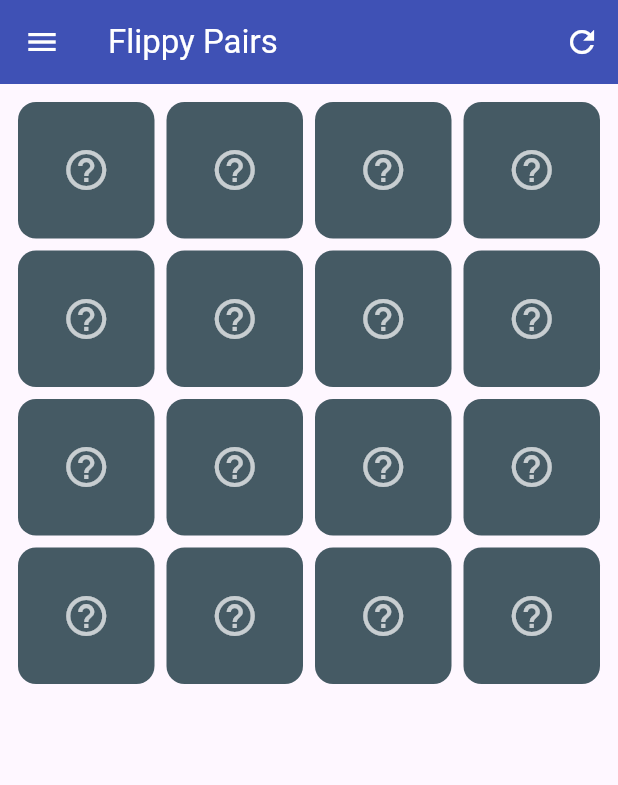
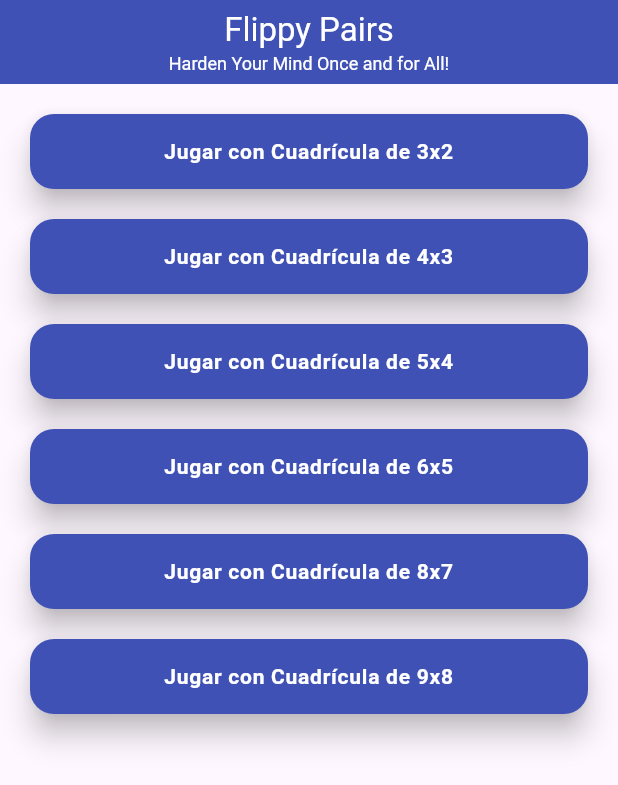
Before and after one commit to TangierDreams/flippy_pairs, a Flutter app: the screen it shows after launch, on a phone screen of 412 x 824 dp. Shown: the top 785 px of the screen. Run offline on Flutter 3.47's test engine with Material 3 defaults, Android fonts, the phone set to English and light mode, and no system bars; our stand-ins replace supabase_flutter; accounts and stored records are empty.

Commit message:
21/09/2025

```diff
--- /dev/null
+++ b/devtools_options.yaml
@@ -0,0 +1,3 @@
+description: This file stores settings for Dart & Flutter DevTools.
+documentation: https://docs.flutter.dev/tools/devtools/extensions#configure-extension-enablement-states
+extensions:
--- a/lib/PAGES/SETTINGS/pag_settings.dart
+++ b/lib/PAGES/SETTINGS/pag_settings.dart
@@ -1,5 +1,5 @@
 import 'package:flutter/material.dart';
-import 'package:flippy_pairs/SHARED/widgets/wid_toolbar.dart';
+import 'package:flippy_pairs/SHARED/WIDGETS/wid_toolbar.dart';
 
 class PagSettings extends StatelessWidget {
   const PagSettings({
--- a/lib/PAGES/_HOME/pag_home.dart
+++ b/lib/PAGES/_HOME/pag_home.dart
@@ -1,175 +1,92 @@
-import 'package:flippy_pairs/SHARED/data/dat_icons.dart';
-import 'package:flippy_pairs/SHARED/widgets/wid_card.dart';
+import 'package:flippy_pairs/UTILS/constants.dart';
 import 'package:flutter/material.dart';
-import 'package:flippy_pairs/SHARED/widgets/wid_drawer.dart';
-import 'package:flippy_pairs/SHARED/widgets/wid_toolbar.dart';
+import 'package:flippy_pairs/SHARED/WIDGETS/wid_toolbar.dart';
 
-class PagHome extends StatefulWidget {
-  const PagHome({super.key,});
-
-  @override
-  State<PagHome> createState() => _PagHomeState();
-
-}
-
-class _PagHomeState extends State<PagHome> {
-
-  static const int gridSize = 4;
-  final int pairCount = (gridSize * gridSize) ~/ 2;
-
-  late List<IconData> icons; // shuffled deck (length = gridSize * gridSize)
-  late List<bool> cardsUp; // temporary face-up states
-  late List<bool> matched; // permanently matched cards
-
-  int? firstFlippedIndex; // index of the first flipped card in the current attempt
-  bool allowFlip = true; // used to block input while waiting to flip back
-
-  @override
-  void initState() {
-    super.initState();
-    cardsUp = List.generate(gridSize * gridSize, (_) => false);
-    _startNewGame();
-  }
-
-  void _startNewGame() {
-    // getIcons(pairCount) should return pairCount*2 shuffled icons (e.g. 16 icons for 8 pairs)
-    icons = DatIcons.getIcons(pairCount);
-
-    // sanity check (only active in debug)
-    assert(
-      icons.length == gridSize * gridSize,
-      'DatIcons.getIcons($pairCount) must return ${gridSize * gridSize} icons.',
-    );
-
-    cardsUp = List.generate(gridSize * gridSize, (_) => false);
-    matched = List.generate(gridSize * gridSize, (_) => false);
-    firstFlippedIndex = null;
-    allowFlip = true;
-  }
-
-  void _onCardTap(int index) {
-    // basic guards
-    if (!allowFlip) return; // we're waiting (e.g. to flip back)
-    if (cardsUp[index] || matched[index]) return; // already open or matched
-
-    // flip the tapped card up
-    setState(() {
-      cardsUp[index] = true;
-    });
-
-    // if this is the first of the pair -> store it and wait for the second
-    if (firstFlippedIndex == null) {
-      firstFlippedIndex = index;
-      return;
-    }
-
-    // otherwise this is the second card -> check match
-    final int firstIndex = firstFlippedIndex!;
-    final int secondIndex = index;
-
-    // same icon? (IconData comparison is fine)
-    if (icons[firstIndex] == icons[secondIndex]) {
-      // it's a match: keep them open and mark as matched
-      setState(() {
-        matched[firstIndex] = true;
-        matched[secondIndex] = true;
-        firstFlippedIndex = null;
-      });
-      _checkForWin();
-    } else {
-      // not a match: block interactions, wait a bit so the player sees both, then flip back
-      allowFlip = false;
-      Future.delayed(const Duration(milliseconds: 800), () {
-        if (!mounted) return;
-        setState(() {
-          cardsUp[firstIndex] = false;
-          cardsUp[secondIndex] = false;
-          firstFlippedIndex = null;
-          allowFlip = true;
-        });
-      });
-    }
-  }
-
-  void _checkForWin() {
-    if (matched.every((m) => m)) {
-      // All matched — show a dialog and offer to play again
-      showDialog<void>(
-        context: context,
-        builder: (context) {
-          return AlertDialog(
-            title: const Text('You won! 🎉'),
-            content: const Text('Great job! Do you want to play again?'),
-            actions: [
-              TextButton(
-                onPressed: () {
-                  Navigator.of(context).pop();
-                },
-                child: const Text('Close'),
-              ),
-              TextButton(
-                onPressed: () {
-                  Navigator.of(context).pop();
-                  setState(() {
-                    _startNewGame();
-                  });
-                },
-                child: const Text('Play again'),
-              ),
-            ],
-          );
-        },
-      );
-    }
-
-
-  }
-
+class PagHome extends StatelessWidget {
+  const PagHome({super.key});
 
   @override
   Widget build(BuildContext context) {
     return Scaffold(
+      //Toolbar:
       appBar: WidToolbar(
-        showMenuButton: true,
+        showMenuButton: false,
         showBackButton: false,
         showCloseButton: false,
-        // optional: you already had a refresh in the sample; we keep it here:
-        extraActions: [
-          IconButton(
-            icon: const Icon(Icons.refresh),
-            onPressed: () {
-              setState(() {
-                _startNewGame();
-              });
-            },
-          ),
-        ],
+        subtitle: "Harden Your Mind Once and for All!",
       ),
-      drawer: WidDrawer(),
+
+      // Menú Lateral:
+
+      //drawer: MyDrawer(),
       body: Padding(
-        padding: const EdgeInsets.all(12.0),
-        child: GridView.builder(
-          gridDelegate: const SliverGridDelegateWithFixedCrossAxisCount(
-            crossAxisCount: gridSize,
-            crossAxisSpacing: 8,
-            mainAxisSpacing: 8,
-          ),
-          itemCount: gridSize * gridSize,
-          itemBuilder: (context, index) {
-            return WidCard(
-              isFaceUp: cardsUp[index] || matched[index],
-              frontIcon: icons[index],
-              onTap: () => _onCardTap(index),
-            );
-          },
+        padding: const EdgeInsets.all(20.0),
+        child: Column(
+          //mainAxisAlignment: MainAxisAlignment.center,
+          crossAxisAlignment: CrossAxisAlignment.stretch,
+          children: [
+            // Juego 6x5, 8x7, 9x8.:
+            GridButton(pTitle: "Jugar con Cuadrícula de 3x2", pRows: 3, pCols: 2),
+
+            const SizedBox(height: 20),
+
+            GridButton(pTitle: "Jugar con Cuadrícula de 4x3", pRows: 4, pCols: 3),
+
+            const SizedBox(height: 20),
+
+            GridButton(pTitle: "Jugar con Cuadrícula de 5x4", pRows: 5, pCols: 4),
+
+            const SizedBox(height: 20),
+
+            GridButton(pTitle: "Jugar con Cuadrícula de 6x5", pRows: 6, pCols: 5),
+
+            const SizedBox(height: 20),
+
+            GridButton(pTitle: "Jugar con Cuadrícula de 8x7", pRows: 8, pCols: 7),
+
+            const SizedBox(height: 20),
+
+            GridButton(pTitle: "Jugar con Cuadrícula de 9x8", pRows: 9, pCols: 8),
+
+            const SizedBox(height: 20),
+          ],
         ),
       ),
     );
   }
+}
 
+class GridButton extends StatelessWidget {
+  final String pTitle;
+  final int pRows;
+  final int pCols;
 
+  const GridButton({super.key, required this.pTitle, required this.pRows, required this.pCols});
 
-
-
-
+  @override
+  Widget build(BuildContext context) {
+    return ElevatedButton(
+      onPressed: () {
+        Navigator.of(
+          context,
+        ).pushNamed('/game', arguments: {'pRows': pRows, 'pCols': pCols});
+      },
+      style: ElevatedButton.styleFrom(
+        padding: const EdgeInsets.symmetric(vertical: 15),
+        backgroundColor: AppColors.primary,
+        foregroundColor: AppColors.contrast,
+        shape: RoundedRectangleBorder(borderRadius: BorderRadius.circular(16)),
+        elevation: 8,
+      ),
+      child: Text(
+        pTitle,
+        style: TextStyle(
+          fontSize: 14,
+          fontWeight: FontWeight.w700,
+          letterSpacing: 0.5,
+        ),
+        textAlign: TextAlign.center,
+      ),
+    );
+  }
 }
--- a/lib/SHARED/widgets/wid_drawer.dart
+++ b/lib/SHARED/widgets/wid_drawer.dart
@@ -1,5 +1,5 @@
 import 'package:flutter/material.dart';
-import 'package:flippy_pairs/SHARED/models/mod_drawer_option.dart';
+import 'package:flippy_pairs/SHARED/MODELS/mod_drawer_option.dart';
 import 'package:flippy_pairs/PAGES/SETTINGS/pag_settings.dart';
 import 'package:flippy_pairs/UTILS/constants.dart';
 
--- a/lib/SHARED/widgets/wid_toolbar.dart
+++ b/lib/SHARED/widgets/wid_toolbar.dart
@@ -1,3 +1,66 @@
+// import 'package:flutter/material.dart';
+// import 'package:flippy_pairs/UTILS/constants.dart';
+
+// class WidToolbar extends StatelessWidget implements PreferredSizeWidget {
+//   final bool showMenuButton;
+//   final bool showBackButton;
+//   final bool showCloseButton;
+//   final Function()? onMenuPressed;
+//   final Function()? onBackButtonPressed;
+//   final Function()? onCloseButtonPressed;
+//   final List<Widget>? extraActions;
+
+//   const WidToolbar({
+//     super.key,
+//     this.showMenuButton = true,
+//     this.showBackButton = false,
+//     this.showCloseButton = false,
+//     this.onMenuPressed,
+//     this.onBackButtonPressed,
+//     this.onCloseButtonPressed,
+//     this.extraActions,
+//   });
+
+//   @override
+//   Widget build(BuildContext context) {
+//     return AppBar(
+//         leading: showMenuButton
+//             ? Builder(
+//                 // Use a Builder to get the Scaffold's context
+//                 builder: (BuildContext context) {
+//                   return IconButton(
+//                     icon: const Icon(Icons.menu),
+//                     onPressed: onMenuPressed ?? () => Scaffold.of(context).openDrawer(), // Open the drawer
+//                   );
+//                 },
+//               )
+//             : null,
+//       backgroundColor: AppColors.primary,
+//       foregroundColor: AppColors.contrast,
+//       title: Text(AppGeneral.title),
+//       centerTitle: false,
+//       actions: <Widget>[
+//         if (showBackButton)
+//           IconButton(
+//             icon: const Icon(Icons.arrow_back),
+//             onPressed: onBackButtonPressed ?? () => Navigator.of(context).pop(),
+//           )
+//         else if (showCloseButton)
+//           IconButton(
+//             icon: const Icon(Icons.close),
+//             onPressed:
+//                 onCloseButtonPressed ?? () => Navigator.of(context).pop(),
+//           ),
+//         if (extraActions != null) ...extraActions!,
+//       ],
+//     );
+//   }
+
+//   @override
+//   Size get preferredSize => const Size.fromHeight(kToolbarHeight);
+// }
+
+
 import 'package:flutter/material.dart';
 import 'package:flippy_pairs/UTILS/constants.dart';
 
@@ -8,7 +71,8 @@ class WidToolbar extends StatelessWidget implements PreferredSizeWidget {
   final Function()? onMenuPressed;
   final Function()? onBackButtonPressed;
   final Function()? onCloseButtonPressed;
-   final List<Widget>? extraActions;
+  final String? subtitle;
+  final List<Widget>? extraActions;
 
   const WidToolbar({
     super.key,
@@ -18,12 +82,14 @@ class WidToolbar extends StatelessWidget implements PreferredSizeWidget {
     this.onMenuPressed,
     this.onBackButtonPressed,
     this.onCloseButtonPressed,
+    this.subtitle,
     this.extraActions,
   });
 
   @override
   Widget build(BuildContext context) {
     return AppBar(
+        automaticallyImplyLeading: false,
         leading: showMenuButton
             ? Builder(
                 // Use a Builder to get the Scaffold's context
@@ -37,8 +103,18 @@ class WidToolbar extends StatelessWidget implements PreferredSizeWidget {
             : null,
       backgroundColor: AppColors.primary,
       foregroundColor: AppColors.contrast,
-      title: Text(AppGeneral.title),
-      centerTitle: false,
+      centerTitle: true,
+      title: Column(
+        mainAxisAlignment: MainAxisAlignment.center,
+        children: [
+          Text(AppGeneral.title),
+          if (subtitle != null)
+            Text(
+              subtitle!,
+              style: AppTexts.smallSubtitle,
+            ),
+        ],
+      ),
       actions: <Widget>[
         if (showBackButton)
           IconButton(
--- a/lib/UTILS/constants.dart
+++ b/lib/UTILS/constants.dart
@@ -19,6 +19,12 @@ class AppTexts {
     color: AppColors.contrast,
   );
 
+  static final TextStyle smallSubtitle = TextStyle(
+    fontSize: 12,
+    color: AppColors.contrast,
+  );
+
+
   static final TextStyle normal = TextStyle(
     fontSize: 14,
     color: AppColors.fontColor,
--- a/lib/main.dart
+++ b/lib/main.dart
@@ -1,3 +1,4 @@
+import 'package:flippy_pairs/PAGES/GAME/pag_game.dart';
 import 'package:flutter/material.dart';
 import 'package:flippy_pairs/PAGES/_HOME/pag_home.dart';
 import 'package:flippy_pairs/UTILS/constants.dart';
@@ -8,7 +9,6 @@ Future<void> main() async {
   runApp(const MyApp());
 }
 
-
 class MyApp extends StatelessWidget {
   const MyApp({super.key});
 
@@ -17,7 +17,13 @@ class MyApp extends StatelessWidget {
     return MaterialApp(
       debugShowCheckedModeBanner: true,
       title: AppGeneral.title,
-      home: PagHome(),
+
+      // ROUTING A LAS DISTINTAS PAGINAS:
+      initialRoute: '/',
+      routes: {
+        '/': (context) => const PagHome(),
+        '/game': (context) => const PagGame(),
+      },
     );
   }
 }
```
Also changed, not shown: lib/PAGES/GAME/pag_game.dart (added, +93 -0 lines), lib/SHARED/services/srv_dialog.dart (added, +36 -0 lines), lib/SHARED/services/srv_game_control.dart (added, +76 -0 lines).
